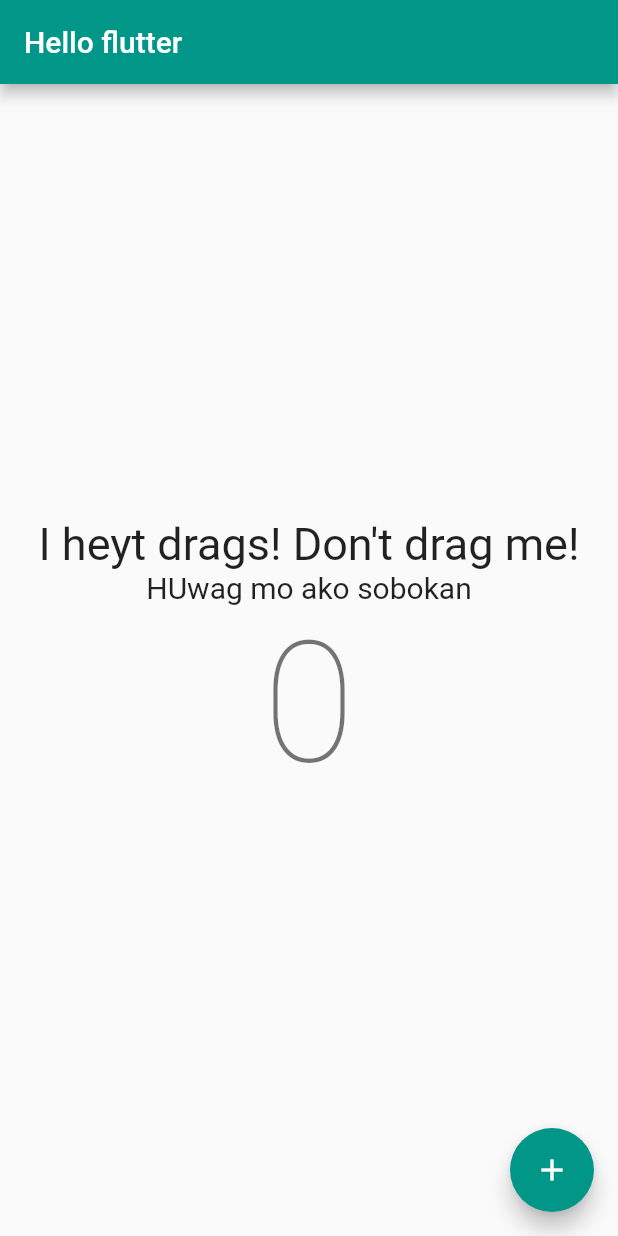
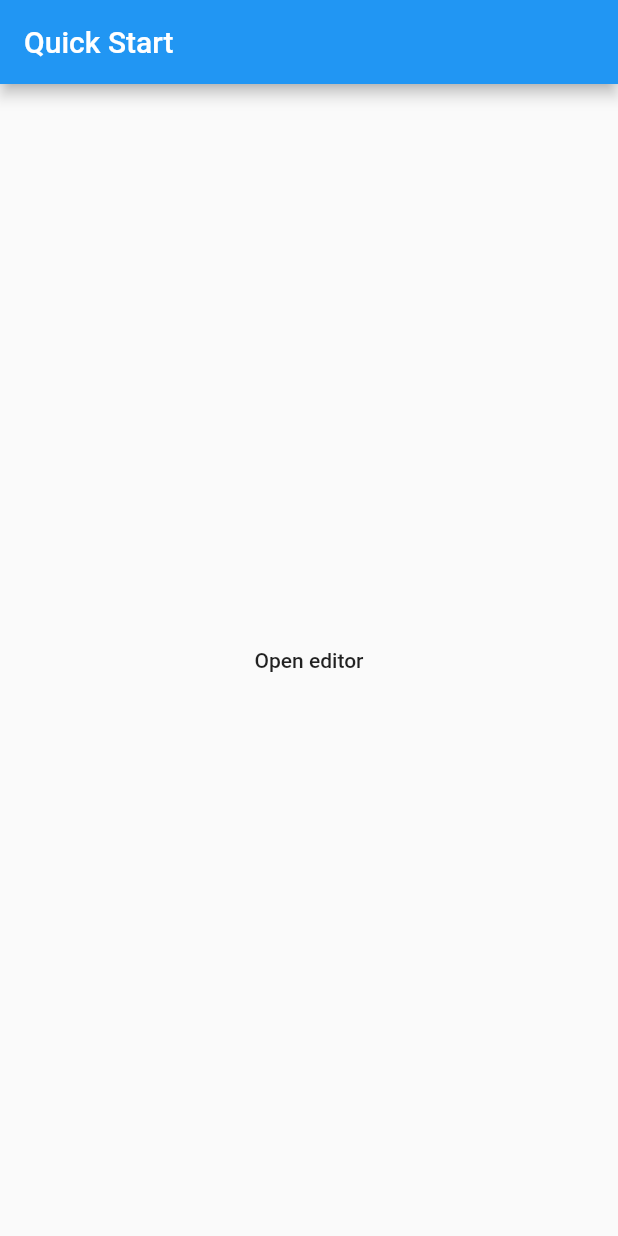
Before and after one commit to nmcapule/flutter-playground, a Flutter app: the screen it shows after launch, on a phone screen of 412 x 824 dp. Run offline on Flutter 3.47's test engine with Material 2 defaults, Android fonts, the light colour scheme and no system bars; missing offline and left inert: quill_delta, zefyr.

Commit message:
Add zephyr

```diff
--- a/lib/main.dart
+++ b/lib/main.dart
@@ -1,78 +1,35 @@
 import 'package:flutter/material.dart';
 
-void main() => runApp(MyApp());
+import 'src/editor_page.dart';
 
-class MyApp extends StatelessWidget {
+void main() {
+  runApp(QuickStartApp());
+}
+
+class QuickStartApp extends StatelessWidget {
   @override
   Widget build(BuildContext context) {
     return MaterialApp(
-      title: 'Flutter Demo',
-      theme: ThemeData(
-        primarySwatch: Colors.teal,
-      ),
-      home: MyHomePage(title: 'Hello flutter'),
+      title: 'Quick Start',
+      home: HomePage(),
+      routes: {
+        "/editor": (context) => EditorPage(),
+      },
     );
   }
 }
 
-class MyHomePage extends StatefulWidget {
-  MyHomePage({Key key, this.title}) : super(key: key);
-
-  final String title;
-
-  @override
-  _MyHomePageState createState() => _MyHomePageState();
-}
-
-class _MyHomePageState extends State<MyHomePage> {
-  int _counter = 0;
-
-  void _incrementCounter() {
-    setState(() {
-      _counter++;
-    });
-  }
-
-  void _offsetCounter(offset) {
-    setState(() {
-      _counter += offset;
-    });
-  }
-
+class HomePage extends StatelessWidget {
   @override
   Widget build(BuildContext context) {
+    final navigator = Navigator.of(context);
     return Scaffold(
-      appBar: AppBar(
-        title: Text(widget.title),
-      ),
-      body: GestureDetector(
-        onVerticalDragUpdate: (details) {
-          _offsetCounter(details.delta.dy);
-        },
-        child: Center(
-          child: Column(
-            mainAxisAlignment: MainAxisAlignment.center,
-            children: <Widget>[
-              Text(
-                'I heyt drags! Don\'t drag me!',
-                style: TextStyle(fontSize: 30),
-              ),
-              Text(
-                'HUwag mo ako sobokan',
-                style: TextStyle(fontSize: 20),
-              ),
-              Text(
-                '$_counter',
-                style: Theme.of(context).textTheme.headline1,
-              ),
-            ],
-          ),
+      appBar: AppBar(title: Text("Quick Start")),
+      body: Center(
+        child: FlatButton(
+          child: Text("Open editor"),
+          onPressed: () => navigator.pushNamed("/editor"),
         ),
-      ),
-      floatingActionButton: FloatingActionButton(
-        onPressed: _incrementCounter,
-        tooltip: 'Increment',
-        child: Icon(Icons.add),
       ),
     );
   }
--- a/pubspec.yaml
+++ b/pubspec.yaml
@@ -19,6 +19,7 @@ environment:
 dependencies:
   flutter:
     sdk: flutter
+  zefyr: ^0.8.0
 
   # The following adds the Cupertino Icons font to your application.
   # Use with the CupertinoIcons class for iOS style icons.
```
Also changed, not shown: lib/src/editor_page.dart (added, +50 -0 lines), pubspec.lock.
